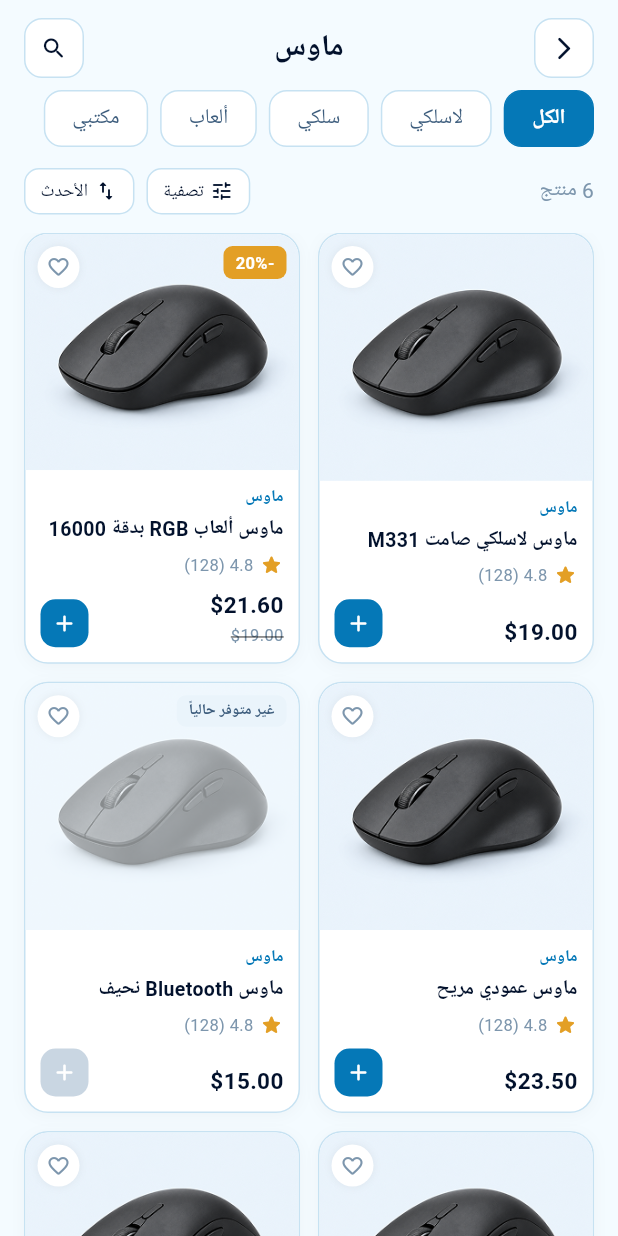
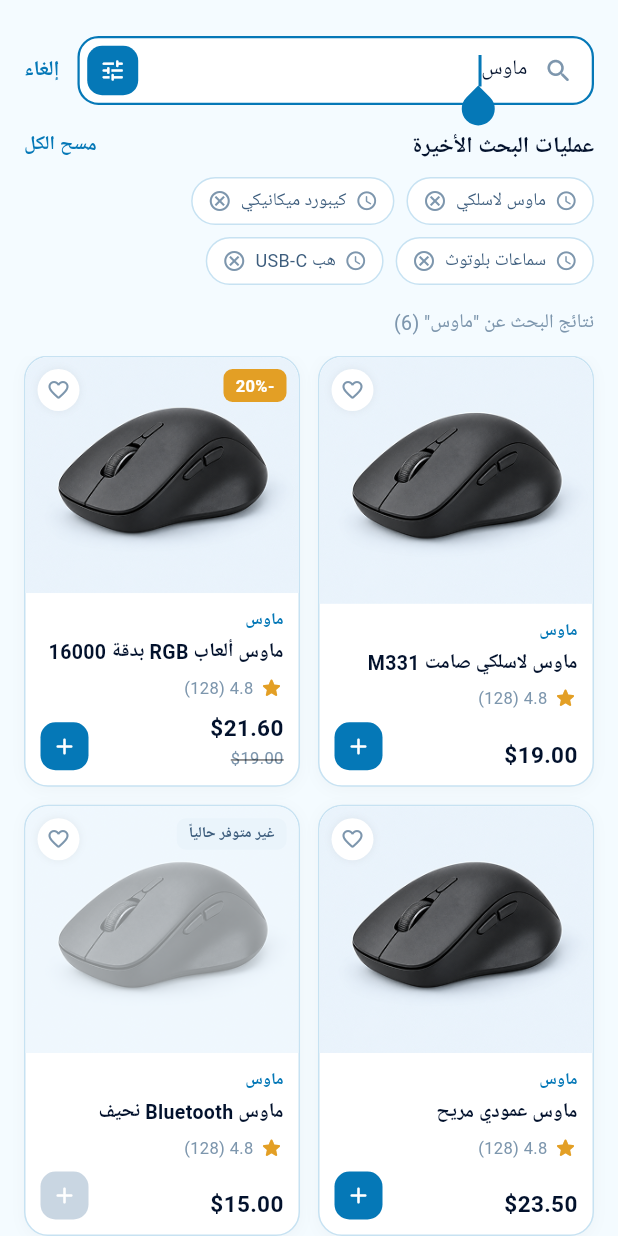
Before and after one commit to aryamassad3-crypto/it_tools_app, a Flutter app: the ProductListPage screen opened by its route, after a tap on the "search" icon, on a phone screen of 412 x 824 dp. Run offline on Flutter 3.47's test engine with Material 3 defaults, Android fonts, the phone set to English and light mode, and no system bars; our stand-ins replace go_router.

Commit message:
feat(search): organize search and filter widgets under search feature

```diff
--- a/lib/core/config/app_router.dart
+++ b/lib/core/config/app_router.dart
@@ -1,6 +1,7 @@
 import 'package:go_router/go_router.dart';
 import 'package:it_tools_app/features/categories/presentation/pages/categories_page.dart';
 import 'package:it_tools_app/features/categories/presentation/pages/product_list_page.dart';
+import 'package:it_tools_app/features/search/presentation/pages/search_page.dart';
 import 'package:it_tools_app/features/home/presentation/pages/home_screen.dart';
 
 import 'package:it_tools_app/features/onboarding/presentation/pages/splash_screen.dart';
@@ -13,6 +14,7 @@ class AppRouter {
   static const String home = '/home';
   static const String categories = '/categories';
   static const String productList = '/product-list';
+  static const String search = '/search';
 
   static final GoRouter router = GoRouter(
     initialLocation: splash,
@@ -40,6 +42,11 @@ class AppRouter {
           return ProductListPage(categoryName: categoryName);
         },
       ),
+      GoRoute(
+        path: search,
+        name: 'search',
+        builder: (context, state) => const SearchPage(),
+      ),
     ],
   );
 }
--- a/lib/features/categories/presentation/pages/categories_page.dart
+++ b/lib/features/categories/presentation/pages/categories_page.dart
@@ -68,7 +68,7 @@ class _CategoriesPageState extends State<CategoriesPage> {
           child: Column(
             crossAxisAlignment: CrossAxisAlignment.start,
             children: [
-              const SizedBox(height: 16),
+              const SizedBox(height: 24),
               Text(
                 'الأقسام',
                 style: AppTextStyles.bodyLarge.copyWith(
@@ -82,6 +82,7 @@ class _CategoriesPageState extends State<CategoriesPage> {
               const SizedBox(height: 16),
               Expanded(
                 child: GridView.builder(
+                  padding: const EdgeInsets.only(bottom: 24),
                   itemCount: categoriesList.length,
                   gridDelegate: const SliverGridDelegateWithFixedCrossAxisCount(
                     crossAxisCount: 2,
--- a/lib/features/categories/presentation/pages/product_list_page.dart
+++ b/lib/features/categories/presentation/pages/product_list_page.dart
@@ -1,5 +1,6 @@
 import 'package:flutter/material.dart';
 import 'package:it_tools_app/core/theme/app_colors.dart';
+import 'package:it_tools_app/features/search/presentation/widgets/filter/filter_bottom_sheet.dart';
 import 'package:it_tools_app/features/categories/presentation/widgets/product_list/product_grid_card.dart';
 import 'package:it_tools_app/features/categories/presentation/widgets/product_list/product_list_header.dart';
 import 'package:it_tools_app/features/categories/presentation/widgets/product_list/product_list_mock_data.dart';
@@ -28,6 +29,8 @@ class _ProductListPageState extends State<ProductListPage> {
     return Scaffold(
       backgroundColor: AppColors.pageBg,
       body: SafeArea(
+        child: Padding(
+          padding: const EdgeInsets.only(top: 12),
           child: Column(
             children: [
               ProductListHeader(
@@ -36,10 +39,18 @@ class _ProductListPageState extends State<ProductListPage> {
                 selectedIndex: _selectedIndex,
                 onTabSelected: (i) => setState(() => _selectedIndex = i),
                 productCount: list.length,
+                onFilterTap: () {
+                  showModalBottomSheet(
+                    context: context,
+                    isScrollControlled: true,
+                    backgroundColor: Colors.transparent,
+                    builder: (_) => const FilterBottomSheet(),
+                  );
+                },
               ),
               Expanded(
                 child: GridView.builder(
-                padding: const EdgeInsets.fromLTRB(16, 0, 16, 20),
+                  padding: const EdgeInsets.fromLTRB(16, 0, 16, 36),
                   itemCount: list.length,
                   gridDelegate: const SliverGridDelegateWithFixedCrossAxisCount(
                     crossAxisCount: 2,
@@ -54,10 +65,12 @@ class _ProductListPageState extends State<ProductListPage> {
                       onToggleFavorite: () => setState(() {
                         item['isFavorite'] = !(item['isFavorite'] ?? false);
                       }),
-                    onAddToCart: () =>
-                        ScaffoldMessenger.of(context).showSnackBar(
+                      onAddToCart: () => ScaffoldMessenger.of(context)
+                          .showSnackBar(
                             SnackBar(
-                            content: Text('تمت إضافة "${item['name']}" للسلة'),
+                              content: Text(
+                                'تمت إضافة "${item['name']}" للسلة',
+                              ),
                               duration: const Duration(seconds: 1),
                             ),
                           ),
@@ -68,6 +81,7 @@ class _ProductListPageState extends State<ProductListPage> {
             ],
           ),
         ),
+      ),
     );
   }
 }
--- a/lib/features/categories/presentation/widgets/product_list/product_list_header.dart
+++ b/lib/features/categories/presentation/widgets/product_list/product_list_header.dart
@@ -1,5 +1,6 @@
 import 'package:flutter/material.dart';
 import 'package:go_router/go_router.dart';
+import 'package:it_tools_app/core/config/app_router.dart';
 import 'package:it_tools_app/core/theme/app_colors.dart';
 import 'package:it_tools_app/core/theme/app_text_styles.dart';
 
@@ -50,7 +51,9 @@ class _ProductListHeaderState extends State<ProductListHeader> {
                   color: AppColors.textPrimary,
                 ),
               ),
-              _iconBtn(Icons.search_rounded, () {}),
+              _iconBtn(Icons.search_rounded, () {
+                context.push(AppRouter.search);
+              }),
             ],
           ),
         ),
--- /dev/null
+++ b/lib/features/search/presentation/pages/search_page.dart
@@ -0,0 +1,144 @@
+import 'package:flutter/material.dart';
+import 'package:it_tools_app/core/theme/app_colors.dart';
+import 'package:it_tools_app/core/theme/app_text_styles.dart';
+import 'package:it_tools_app/features/search/presentation/widgets/filter/filter_bottom_sheet.dart';
+import 'package:it_tools_app/features/categories/presentation/widgets/product_list/product_grid_card.dart';
+import 'package:it_tools_app/features/categories/presentation/widgets/product_list/product_list_mock_data.dart';
+import 'package:it_tools_app/features/search/presentation/widgets/search/recent_searches_section.dart';
+import 'package:it_tools_app/features/search/presentation/widgets/search/search_header_bar.dart';
+
+class SearchPage extends StatefulWidget {
+  const SearchPage({super.key});
+
+  @override
+  State<SearchPage> createState() => _SearchPageState();
+}
+
+class _SearchPageState extends State<SearchPage> {
+  final TextEditingController _controller = TextEditingController();
+  String _query = 'ماوس';
+
+  final List<String> _recentSearches = [
+    'ماوس لاسلكي',
+    'كيبورد ميكانيكي',
+    'سماعات بلوتوث',
+    'هب USB-C',
+  ];
+
+  final List<Map<String, dynamic>> _allProducts =
+      ProductListMockData.getProducts('ماوس');
+
+  @override
+  void initState() {
+    super.initState();
+    _controller.text = _query;
+  }
+
+  @override
+  void dispose() {
+    _controller.dispose();
+    super.dispose();
+  }
+
+  List<Map<String, dynamic>> get _results {
+    if (_query.trim().isEmpty) return [];
+    return _allProducts
+        .where((p) => (p['name'] as String).contains(_query.trim()))
+        .toList();
+  }
+
+  @override
+  Widget build(BuildContext context) {
+    final results = _results;
+
+    return Scaffold(
+      backgroundColor: AppColors.pageBg,
+      body: SafeArea(
+        child: Padding(
+          padding: const EdgeInsets.only(top: 12),
+          child: Column(
+            crossAxisAlignment: CrossAxisAlignment.start,
+            children: [
+              SearchHeaderBar(
+                controller: _controller,
+                onChanged: (val) => setState(() => _query = val),
+                onFilterTap: () {
+                  showModalBottomSheet(
+                    context: context,
+                    isScrollControlled: true,
+                    backgroundColor: Colors.transparent,
+                    builder: (_) => const FilterBottomSheet(),
+                  );
+                },
+              ),
+              RecentSearchesSection(
+                recentSearches: _recentSearches,
+                onSelect: (term) {
+                  _controller.text = term;
+                  setState(() => _query = term);
+                },
+                onRemove: (term) =>
+                    setState(() => _recentSearches.remove(term)),
+                onClearAll: () => setState(() => _recentSearches.clear()),
+              ),
+              if (_query.trim().isNotEmpty)
+                Padding(
+                  padding: const EdgeInsets.fromLTRB(16, 4, 16, 12),
+                  child: Text(
+                    'نتائج البحث عن "${_query.trim()}" (${results.length})',
+                    style: AppTextStyles.bodyMedium.copyWith(
+                      color: AppColors.textTertiary,
+                      fontSize: 13,
+                    ),
+                  ),
+                ),
+              Expanded(
+                child: results.isEmpty
+                    ? Center(
+                        child: Text(
+                          _query.trim().isEmpty
+                              ? 'اكتب اسم المنتج للبحث'
+                              : 'لا توجد نتائج مطابقة لـ "$_query"',
+                          style: AppTextStyles.bodyMedium.copyWith(
+                            color: AppColors.textTertiary,
+                          ),
+                        ),
+                      )
+                    : GridView.builder(
+                        padding: const EdgeInsets.fromLTRB(16, 0, 16, 36),
+                        itemCount: results.length,
+                        gridDelegate:
+                            const SliverGridDelegateWithFixedCrossAxisCount(
+                              crossAxisCount: 2,
+                              crossAxisSpacing: 12,
+                              mainAxisSpacing: 12,
+                              childAspectRatio: 0.64,
+                            ),
+                        itemBuilder: (context, i) {
+                          final item = results[i];
+                          return ProductGridCard(
+                            product: item,
+                            onToggleFavorite: () => setState(() {
+                              item['isFavorite'] =
+                                  !(item['isFavorite'] ?? false);
+                            }),
+                            onAddToCart: () =>
+                                ScaffoldMessenger.of(context).showSnackBar(
+                                  SnackBar(
+                                    content: Text(
+                                      'تمت إضافة "${item['name']}" للسلة',
+                                    ),
+                                    duration: const Duration(seconds: 1),
+                                  ),
+                                ),
+                          );
+                        },
+                      ),
+              ),
+            ],
+          ),
+        ),
+      ),
+    );
+  }
+}
--- /dev/null
+++ b/lib/features/search/presentation/widgets/search/recent_searches_section.dart
@@ -0,0 +1,104 @@
+import 'package:flutter/material.dart';
+import 'package:it_tools_app/core/theme/app_colors.dart';
+import 'package:it_tools_app/core/theme/app_text_styles.dart';
+
+class RecentSearchesSection extends StatelessWidget {
+  final List<String> recentSearches;
+  final ValueChanged<String> onSelect;
+  final ValueChanged<String> onRemove;
+  final VoidCallback onClearAll;
+
+  const RecentSearchesSection({
+    super.key,
+    required this.recentSearches,
+    required this.onSelect,
+    required this.onRemove,
+    required this.onClearAll,
+  });
+
+  @override
+  Widget build(BuildContext context) {
+    if (recentSearches.isEmpty) return const SizedBox.shrink();
+
+    return Padding(
+      padding: const EdgeInsets.fromLTRB(16, 8, 16, 12),
+      child: Column(
+        crossAxisAlignment: CrossAxisAlignment.start,
+        children: [
+          Row(
+            mainAxisAlignment: MainAxisAlignment.spaceBetween,
+            children: [
+              Text(
+                'عمليات البحث الأخيرة',
+                style: AppTextStyles.bodyLarge.copyWith(
+                  fontSize: 15,
+                  fontWeight: FontWeight.bold,
+                  color: AppColors.textPrimary,
+                ),
+              ),
+              GestureDetector(
+                onTap: onClearAll,
+                child: Text(
+                  'مسح الكل',
+                  style: AppTextStyles.bodyMedium.copyWith(
+                    fontSize: 13,
+                    color: AppColors.blue,
+                    fontWeight: FontWeight.w600,
+                  ),
+                ),
+              ),
+            ],
+          ),
+          const SizedBox(height: 10),
+          Wrap(
+            spacing: 8,
+            runSpacing: 8,
+            children: recentSearches.map((term) {
+              return GestureDetector(
+                onTap: () => onSelect(term),
+                child: Container(
+                  padding: const EdgeInsets.symmetric(
+                    horizontal: 10,
+                    vertical: 6,
+                  ),
+                  decoration: BoxDecoration(
+                    color: AppColors.surface,
+                    borderRadius: BorderRadius.circular(20),
+                    border: Border.all(color: AppColors.borderDefault),
+                  ),
+                  child: Row(
+                    mainAxisSize: MainAxisSize.min,
+                    children: [
+                      const Icon(
+                        Icons.access_time_rounded,
+                        size: 15,
+                        color: AppColors.textTertiary,
+                      ),
+                      const SizedBox(width: 6),
+                      Text(
+                        term,
+                        style: AppTextStyles.bodyMedium.copyWith(
+                          fontSize: 12,
+                          color: AppColors.textSecondary,
+                        ),
+                      ),
+                      const SizedBox(width: 6),
+                      GestureDetector(
+                        onTap: () => onRemove(term),
+                        child: const Icon(
+                          Icons.cancel_outlined,
+                          size: 16,
+                          color: AppColors.textTertiary,
+                        ),
+                      ),
+                    ],
+                  ),
+                ),
+              );
+            }).toList(),
+          ),
+        ],
+      ),
+    );
+  }
+}
--- /dev/null
+++ b/lib/features/search/presentation/widgets/search/search_header_bar.dart
@@ -0,0 +1,104 @@
+import 'package:flutter/material.dart';
+import 'package:go_router/go_router.dart';
+import 'package:it_tools_app/core/theme/app_colors.dart';
+import 'package:it_tools_app/core/theme/app_text_styles.dart';
+
+class SearchHeaderBar extends StatelessWidget {
+  final TextEditingController controller;
+  final ValueChanged<String> onChanged;
+  final VoidCallback onFilterTap;
+
+  const SearchHeaderBar({
+    super.key,
+    required this.controller,
+    required this.onChanged,
+    required this.onFilterTap,
+  });
+
+  @override
+  Widget build(BuildContext context) {
+    return Padding(
+      padding: const EdgeInsets.fromLTRB(16, 12, 16, 8),
+      child: Row(
+        children: [
+          Expanded(
+            child: Container(
+              height: 46,
+              decoration: BoxDecoration(
+                color: AppColors.surface,
+                borderRadius: BorderRadius.circular(14),
+                border: Border.all(color: AppColors.blue, width: 1.5),
+              ),
+              child: Row(
+                children: [
+                  const SizedBox(width: 12),
+                  const Icon(
+                    Icons.search_rounded,
+                    color: AppColors.textTertiary,
+                    size: 20,
+                  ),
+                  const SizedBox(width: 8),
+                  Expanded(
+                    child: TextField(
+                      controller: controller,
+                      onChanged: onChanged,
+                      autofocus: true,
+                      style: AppTextStyles.bodyMedium.copyWith(
+                        color: AppColors.textPrimary,
+                      ),
+                      decoration: InputDecoration(
+                        hintText: 'ابحث عن منتج...',
+                        hintStyle: AppTextStyles.bodyMedium.copyWith(
+                          color: AppColors.textTertiary,
+                        ),
+                        border: InputBorder.none,
+                        enabledBorder: InputBorder.none,
+                        focusedBorder: InputBorder.none,
+                        filled: false,
+                        isDense: true,
+                        contentPadding: EdgeInsets.zero,
+                      ),
+                    ),
+                  ),
+                  Padding(
+                    padding: const EdgeInsets.all(5),
+                    child: InkWell(
+                      onTap: onFilterTap,
+                      borderRadius: BorderRadius.circular(10),
+                      child: Container(
+                        width: 34,
+                        height: 34,
+                        decoration: BoxDecoration(
+                          color: AppColors.blue,
+                          borderRadius: BorderRadius.circular(10),
+                        ),
+                        child: const Icon(
+                          Icons.tune_rounded,
+                          color: AppColors.onBrand,
+                          size: 18,
+                        ),
+                      ),
+                    ),
+                  ),
+                ],
+              ),
+            ),
+          ),
+          const SizedBox(width: 12),
+          GestureDetector(
+            onTap: () {
+              if (context.canPop()) context.pop();
+            },
+            child: Text(
+              'إلغاء',
+              style: AppTextStyles.bodyMedium.copyWith(
+                color: AppColors.blue,
+                fontWeight: FontWeight.bold,
+              ),
+            ),
+          ),
+        ],
+      ),
+    );
+  }
+}
```
Also changed, not shown: lib/features/home/presentation/widgets/header/home_search_bar.dart (+14 -5 lines), lib/features/search/presentation/widgets/filter/filter_bottom_sheet.dart (added, +237 -0 lines), lib/features/search/presentation/widgets/filter/filter_chips_group.dart (added, +73 -0 lines). Lines whose indentation alone changed are shown as unchanged.
